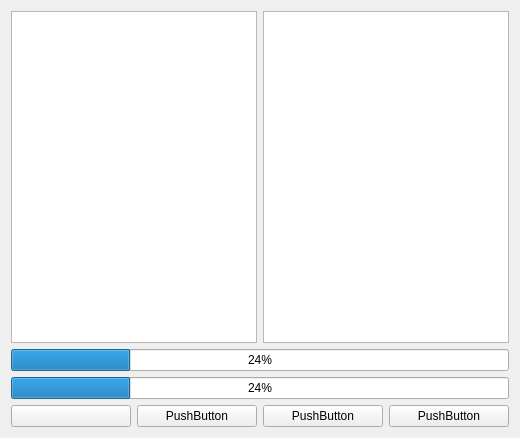
Old version of the form form.ui in the repository dragonforce-devs/simple-video-converter.
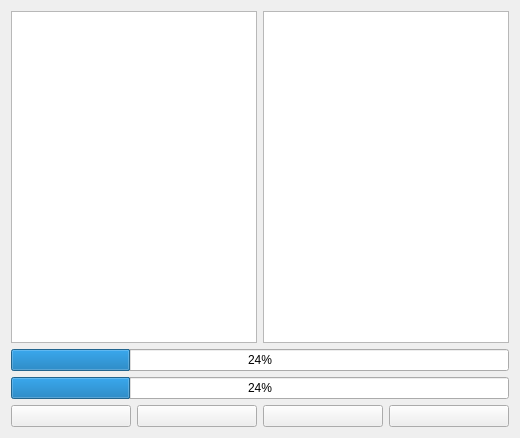
New version of the form.

The edit to the form file:
```diff
--- a/form.ui
+++ b/form.ui
@@ -54,21 +54,21 @@
      <item>
       <widget class="QPushButton" name="pushButton_3">
        <property name="text">
-        <string>PushButton</string>
+        <string/>
        </property>
       </widget>
      </item>
      <item>
       <widget class="QPushButton" name="pushButton_4">
        <property name="text">
-        <string>PushButton</string>
+        <string/>
        </property>
       </widget>
      </item>
      <item>
       <widget class="QPushButton" name="pushButton">
        <property name="text">
-        <string>PushButton</string>
+        <string/>
        </property>
       </widget>
      </item>
```
Left out of the diff: 10 changed lines with no effect on the pictures.
